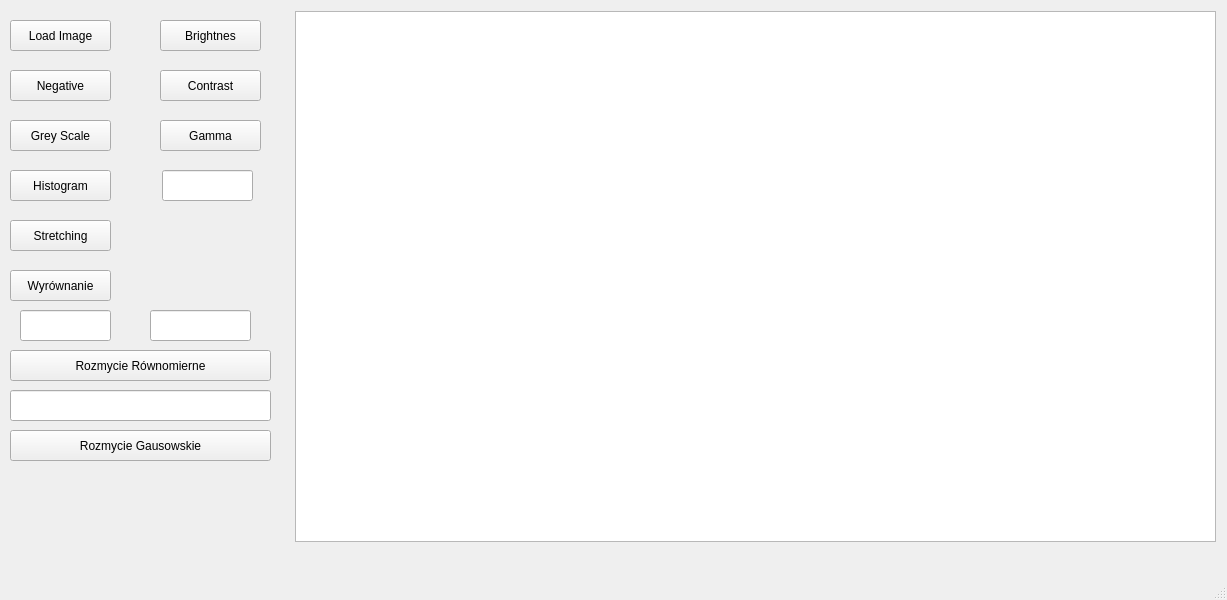
Qt form mainwindowqt.ui (rozman123/MyImageProccesingApp) before a commit.
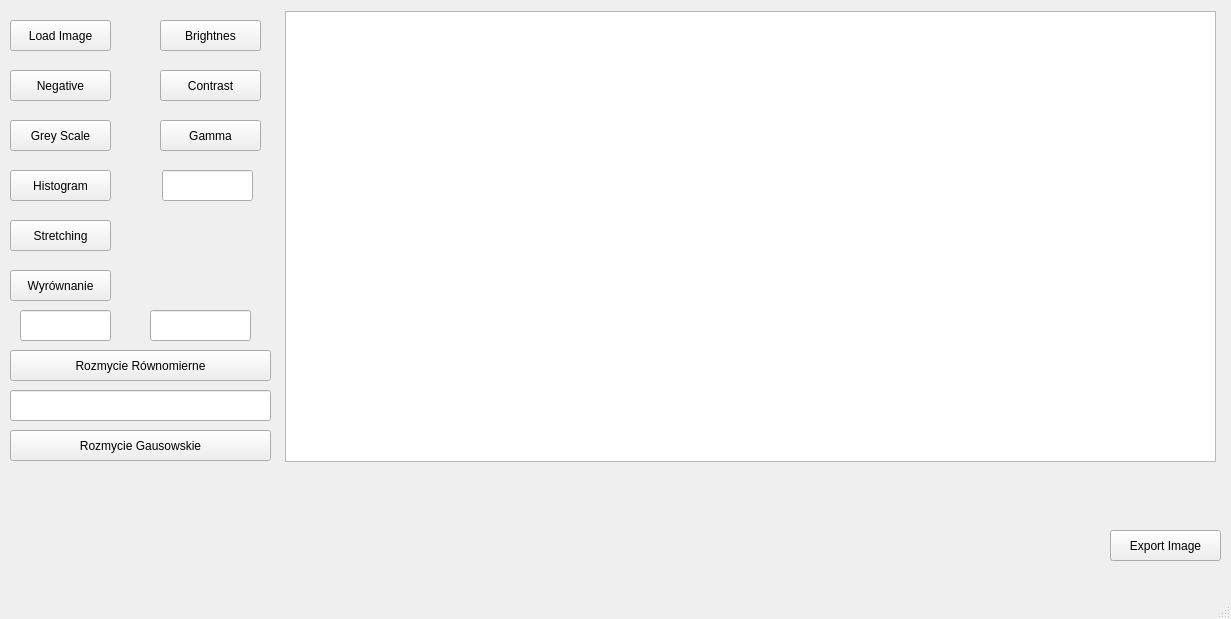
The same form after that commit.

Commit message: Started Image Exporting Functionality

The edit to the form file:
```diff
--- a/mainwindowqt.ui
+++ b/mainwindowqt.ui
@@ -6,8 +6,8 @@
    <rect>
     <x>0</x>
     <y>0</y>
-    <width>1227</width>
-    <height>600</height>
+    <width>1231</width>
+    <height>619</height>
    </rect>
   </property>
   <property name="windowTitle">
@@ -69,10 +69,10 @@
    <widget class="QGraphicsView" name="imageSlot">
     <property name="geometry">
      <rect>
-      <x>295</x>
+      <x>285</x>
       <y>11</y>
-      <width>921</width>
-      <height>531</height>
+      <width>931</width>
+      <height>451</height>
      </rect>
     </property>
    </widget>
@@ -213,6 +213,19 @@
      <string/>
     </property>
    </widget>
+   <widget class="QPushButton" name="exportImage">
+    <property name="geometry">
+     <rect>
+      <x>1110</x>
+      <y>530</y>
+      <width>111</width>
+      <height>31</height>
+     </rect>
+    </property>
+    <property name="text">
+     <string>Export Image</string>
+    </property>
+   </widget>
   </widget>
   <widget class="QMenuBar" name="menubar">
    <property name="geometry">
```
Left out of the diff: 2 changed lines with no effect on the pictures. The commit also changes 17 other files.
